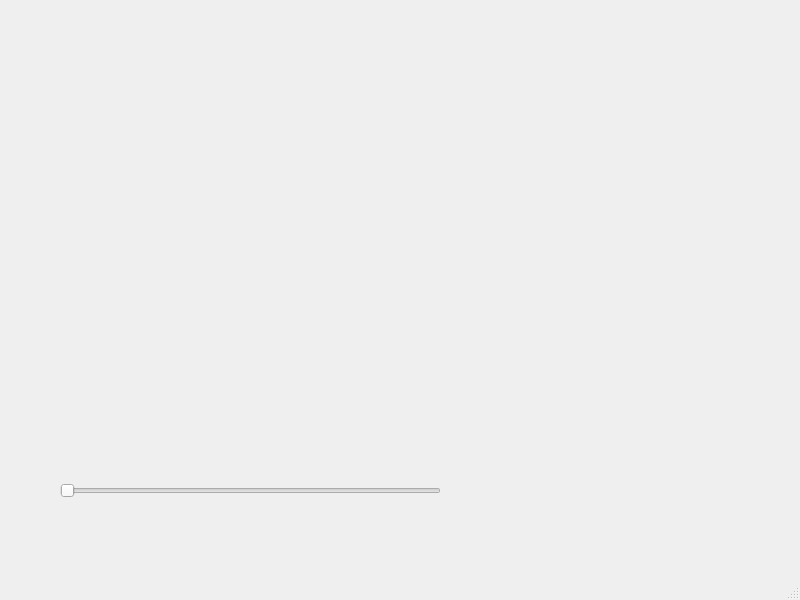
Above: base.ui from juanrizo22/Entrega--3 before the change. Below: the same form after it.
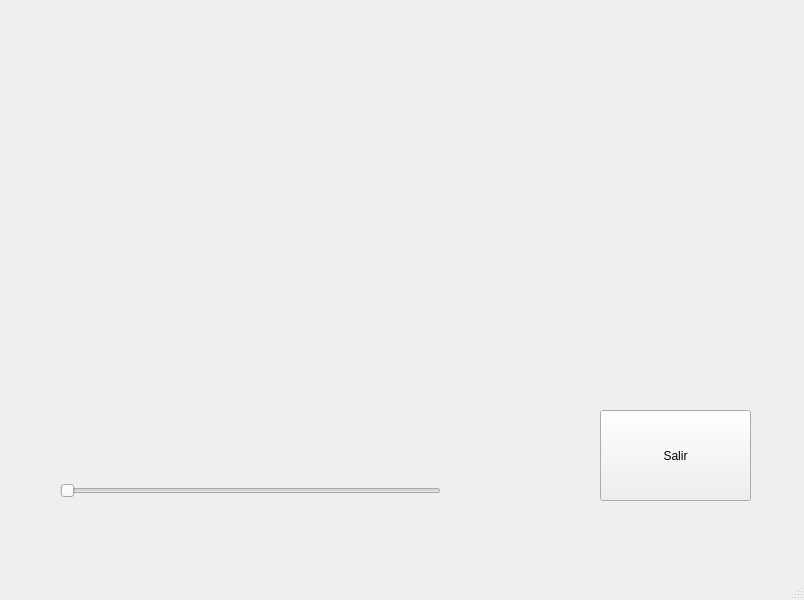
That is the form after the change.

```diff
--- a/base.ui
+++ b/base.ui
@@ -6,7 +6,7 @@
    <rect>
     <x>0</x>
     <y>0</y>
-    <width>800</width>
+    <width>804</width>
     <height>600</height>
    </rect>
   </property>
@@ -33,10 +33,10 @@
    <widget class="QLabel" name="img">
     <property name="geometry">
      <rect>
-      <x>0</x>
-      <y>10</y>
-      <width>521</width>
-      <height>421</height>
+      <x>20</x>
+      <y>20</y>
+      <width>501</width>
+      <height>411</height>
      </rect>
     </property>
     <property name="text">
@@ -108,6 +108,19 @@
      <string/>
     </property>
    </widget>
+   <widget class="QPushButton" name="pushButton">
+    <property name="geometry">
+     <rect>
+      <x>600</x>
+      <y>410</y>
+      <width>151</width>
+      <height>91</height>
+     </rect>
+    </property>
+    <property name="text">
+     <string>Salir</string>
+    </property>
+   </widget>
   </widget>
   <widget class="QMenuBar" name="menubar">
    <property name="geometry">
```
Left out of the diff: 2 changed lines with no effect on the pictures.
